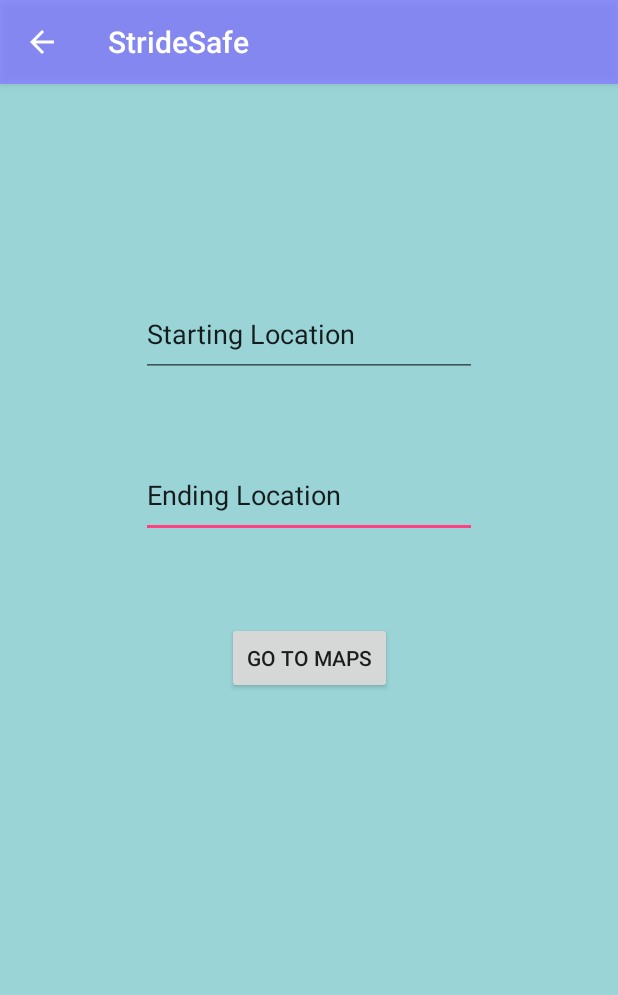
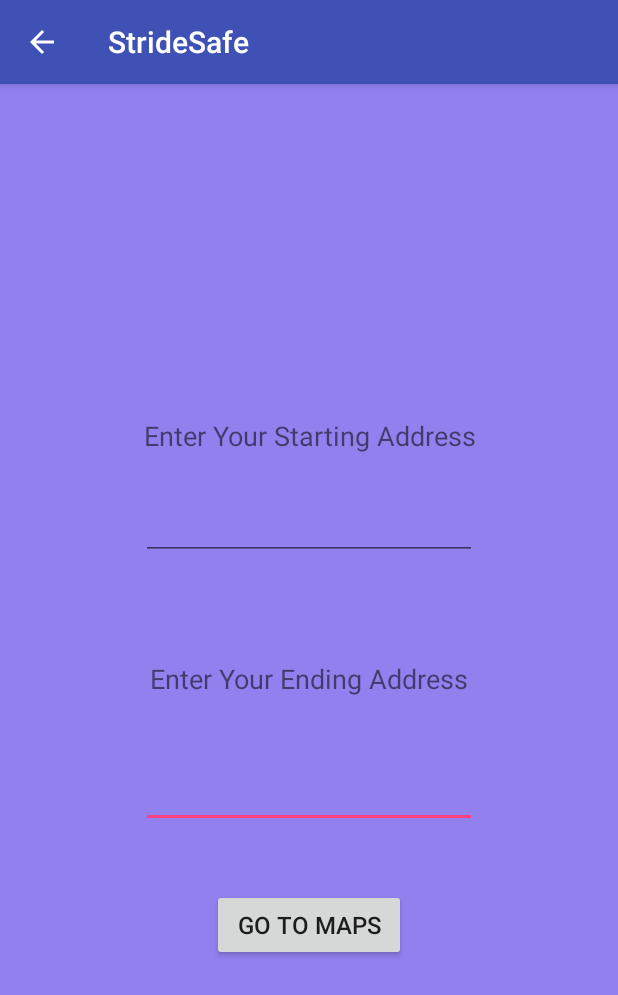
Before and after one commit to StrideSafe/StrideSafe, an Android app: the DecisionsActivity screen opened directly, with no data from a screen before it, on a phone screen of 412 x 824 dp. Shown: the top 995 px of the screen. Run offline under Robolectric (Android 15) with nearby library versions, the phone set to English and light mode, and no system bars.

Commit message:
Updated UI - Backgrounds and UI

```diff
--- a/app/src/main/res/layout/activity_contacts.xml
+++ b/app/src/main/res/layout/activity_contacts.xml
@@ -5,7 +5,7 @@
     android:id="@+id/coordinatorLayout"
     android:layout_width="match_parent"
     android:layout_height="match_parent"
-    android:background="#9AD4D6">
+    android:background="#FF9180EE">
 
     <Button
         android:id="@+id/selectContacts"
--- a/app/src/main/res/layout/activity_decisions.xml
+++ b/app/src/main/res/layout/activity_decisions.xml
@@ -5,28 +5,27 @@
     android:layout_width="match_parent"
     android:layout_height="match_parent"
     tools:context=".DecisionsActivity"
-    android:background="#9AD4D6">
+    android:background="#FF9180EE">
 
     <EditText
         android:id="@+id/UserEndLoc"
         android:layout_width="224dp"
-        android:layout_height="57dp"
+        android:layout_height="59dp"
         android:layout_marginBottom="8dp"
         android:layout_marginEnd="8dp"
         android:layout_marginLeft="8dp"
         android:layout_marginRight="8dp"
         android:layout_marginStart="8dp"
         android:layout_marginTop="8dp"
-        android:text="Ending Location"
         app:layout_constraintBottom_toBottomOf="parent"
         app:layout_constraintEnd_toEndOf="parent"
         app:layout_constraintStart_toStartOf="parent"
         app:layout_constraintTop_toTopOf="parent"
-        app:layout_constraintVertical_bias="0.342" />
+        app:layout_constraintVertical_bias="0.619" />
 
     <Button
         android:id="@+id/goMap"
-        android:layout_width="110dp"
+        android:layout_width="129dp"
         android:layout_height="wrap_content"
         android:layout_marginBottom="8dp"
         android:layout_marginEnd="8dp"
@@ -36,11 +35,12 @@
         android:layout_marginTop="8dp"
         android:onClick="sendAddresses"
         android:text="Go TO MAPS"
+        android:textSize="16sp"
         app:layout_constraintBottom_toBottomOf="parent"
         app:layout_constraintEnd_toEndOf="parent"
         app:layout_constraintStart_toStartOf="parent"
         app:layout_constraintTop_toTopOf="parent"
-        app:layout_constraintVertical_bias="0.498" />
+        app:layout_constraintVertical_bias="0.751" />
 
     <EditText
         android:id="@+id/UserStartLoc"
@@ -52,11 +52,47 @@
         android:layout_marginRight="8dp"
         android:layout_marginStart="8dp"
         android:layout_marginTop="8dp"
-        android:text="Starting Location"
         app:layout_constraintBottom_toBottomOf="parent"
         app:layout_constraintEnd_toEndOf="parent"
         app:layout_constraintStart_toStartOf="parent"
         app:layout_constraintTop_toTopOf="parent"
-        app:layout_constraintVertical_bias="0.187" />
+        app:layout_constraintVertical_bias="0.363" />
+
+    <TextView
+        android:id="@+id/textView2"
+        android:layout_width="wrap_content"
+        android:layout_height="wrap_content"
+        android:layout_marginBottom="8dp"
+        android:layout_marginEnd="8dp"
+        android:layout_marginLeft="8dp"
+        android:layout_marginRight="8dp"
+        android:layout_marginStart="8dp"
+        android:layout_marginTop="8dp"
+        android:text="Enter Your Starting Address"
+        android:textSize="18sp"
+        app:layout_constraintBottom_toBottomOf="parent"
+        app:layout_constraintEnd_toEndOf="parent"
+        app:layout_constraintHorizontal_bias="0.502"
+        app:layout_constraintStart_toStartOf="parent"
+        app:layout_constraintTop_toTopOf="parent"
+        app:layout_constraintVertical_bias="0.294" />
+
+    <TextView
+        android:id="@+id/textView3"
+        android:layout_width="wrap_content"
+        android:layout_height="27dp"
+        android:layout_marginBottom="8dp"
+        android:layout_marginEnd="8dp"
+        android:layout_marginLeft="8dp"
+        android:layout_marginRight="8dp"
+        android:layout_marginStart="8dp"
+        android:layout_marginTop="8dp"
+        android:text="Enter Your Ending Address"
+        android:textSize="18sp"
+        app:layout_constraintBottom_toBottomOf="parent"
+        app:layout_constraintEnd_toEndOf="parent"
+        app:layout_constraintStart_toStartOf="parent"
+        app:layout_constraintTop_toTopOf="parent"
+        app:layout_constraintVertical_bias="0.519" />
 
 </android.support.constraint.ConstraintLayout>
--- a/app/src/main/res/layout/activity_go_information.xml
+++ b/app/src/main/res/layout/activity_go_information.xml
@@ -5,6 +5,6 @@
     android:layout_width="match_parent"
     android:layout_height="match_parent"
     tools:context=".goInformation"
-    android:background="#9AD4D6">
+    android:background="#FF9180EE">
 
 </android.support.constraint.ConstraintLayout>
--- a/app/src/main/res/layout/activity_help.xml
+++ b/app/src/main/res/layout/activity_help.xml
@@ -5,7 +5,7 @@
     android:id="@+id/coordinatorLayout"
     android:layout_width="match_parent"
     android:layout_height="match_parent"
-    android:background="#9AD4D6">
+    android:background="#FF9180EE">
 
     <android.support.design.widget.AppBarLayout
         android:id="@+id/appBarLayout"
--- a/app/src/main/res/layout/content_help.xml
+++ b/app/src/main/res/layout/content_help.xml
@@ -7,6 +7,6 @@
     app:layout_behavior="@string/appbar_scrolling_view_behavior"
     tools:context=".HelpActivity"
     tools:showIn="@layout/activity_help"
-    android:background="#9AD4D6">
+    android:background="#FF9180EE">
 
 </android.support.constraint.ConstraintLayout>
--- a/app/src/main/res/values/styles.xml
+++ b/app/src/main/res/values/styles.xml
@@ -3,7 +3,7 @@
     <!-- Base application theme. -->
     <style name="AppTheme" parent="Theme.AppCompat.Light.DarkActionBar">
         <!-- Customize your theme here. -->
-        <item name="colorPrimary">#b36367fd</item>
+        <item name="colorPrimary">@color/colorPrimary</item>
         <item name="colorPrimaryDark">@color/colorPrimaryDark</item>
         <item name="colorAccent">@color/colorAccent</item>
     </style>
```
Also changed, not shown: app/src/main/res/layout/activity_main.xml (+6 -5 lines), app/src/main/res/layout/activity_settings.xml (+1 -7 lines), app/src/main/res/drawable/web_hi_res_512.png (added).
